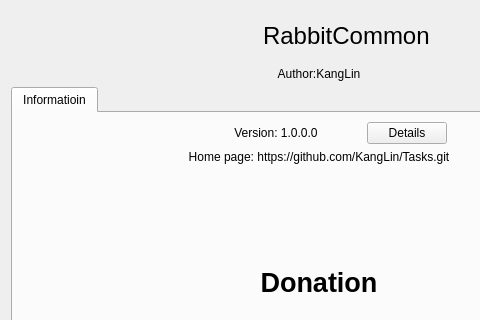
The window that Src/DlgAbout/DlgAbout.ui (KangLin/RabbitCommon) describes before a commit, drawn with Qt 5; both pictures show x 0 to 480 and y 0 to 320 of the 638 by 570 pixel window.
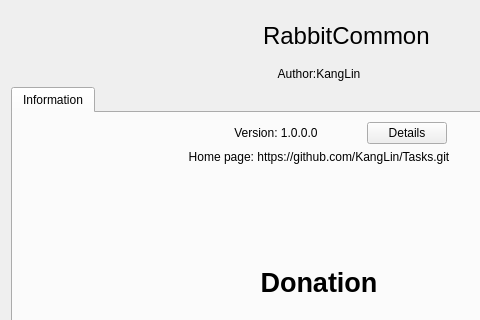
The same window after the commit. Icons and pictures are not drawn.

```diff
--- a/Src/DlgAbout/DlgAbout.ui
+++ b/Src/DlgAbout/DlgAbout.ui
@@ -218,7 +218,7 @@
        </sizepolicy>
       </property>
       <attribute name="title">
-       <string>Informatioin</string>
+       <string>Information</string>
       </attribute>
       <layout class="QGridLayout" name="gridLayout_2">
        <item row="0" column="0">
```
Left out of the diff: 3 changed lines with no effect on the pictures.
